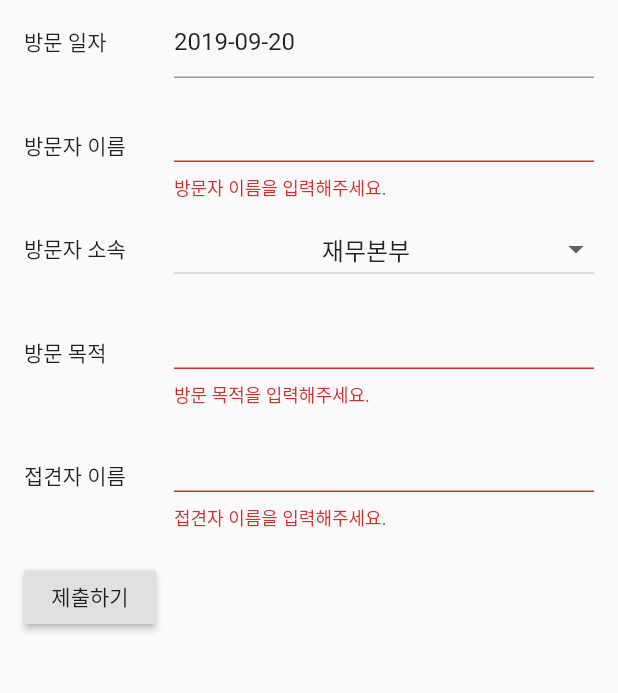
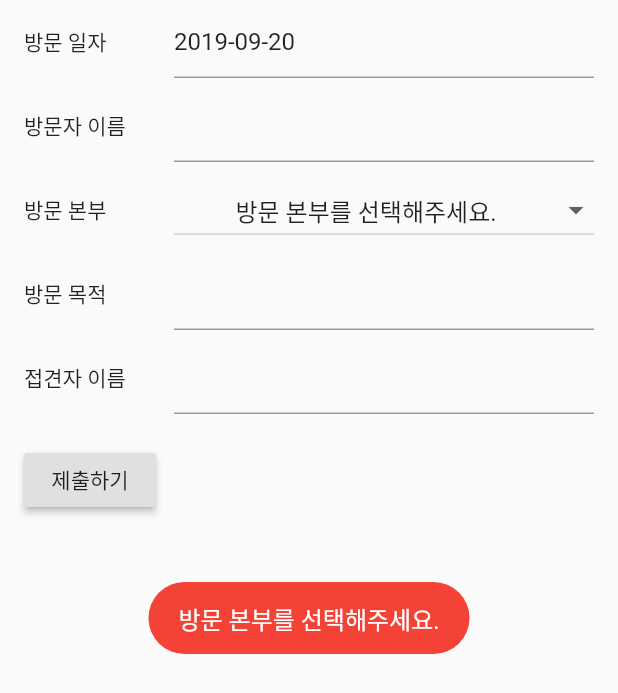
Before and after one commit to bonchangkoo/VisitorManagementApp, a Flutter app: the MyCustomForm widget shown alone on an empty page, opened directly, after a tap on "제출하기", on a phone screen of 412 x 824 dp. Shown: the top 693 px of the screen. Run offline on Flutter 3.47's test engine with Material 2 defaults, Android fonts, the phone set to English and light mode, and no system bars; our stand-ins replace fluttertoast.

Commit message:
DropBoxDownButton을 정리한다

```diff
--- a/lib/main.dart
+++ b/lib/main.dart
@@ -1,5 +1,6 @@
 import 'package:flutter/material.dart';
 import 'package:intl/intl.dart';
+import 'package:fluttertoast/fluttertoast.dart';
 
 void main() => runApp(MyApp());
 
@@ -45,9 +46,10 @@ class MyCustomFormState extends State<MyCustomForm> {
   //
   // Note: This is a GlobalKey<FormState>,
   // not a GlobalKey<MyCustomFormState>.
-  String dropdownValue = '재무본부';
   final _formKey = GlobalKey<FormState>();
+  String dropdownValue = "방문 본부를 선택해주세요.";
   var items = <String>[
+    '방문 본부를 선택해주세요.',
     '재무본부',
     '전략본부',
     '기술연구소',
@@ -120,7 +122,7 @@ class MyCustomFormState extends State<MyCustomForm> {
                   children: <Widget>[
                     Container(
                       width: 100,
-                      child: Text("방문자 소속"),
+                      child: Text("방문 본부"),
                     ),
                     Expanded(
                       child: DropdownButton<String>(
@@ -190,7 +192,18 @@ class MyCustomFormState extends State<MyCustomForm> {
                   onPressed: () {
                     // Validate returns true if the form is valid, or false
                     // otherwise.
-                    if (_formKey.currentState.validate()) {
+                    if (dropdownValue == items[0]) {
+                      Fluttertoast.showToast(
+                          msg: dropdownValue,
+                          toastLength: Toast.LENGTH_SHORT,
+                          gravity: ToastGravity.CENTER,
+                          timeInSecForIos: 1,
+                          backgroundColor: Colors.red,
+                          textColor: Colors.white,
+                          fontSize: 16.0
+                      );
+
+                    } else if (_formKey.currentState.validate()) {
                       // If the form is valid, display a Snackbar.
                       Scaffold.of(context)
                           .showSnackBar(SnackBar(content: Text('제출하는 중입니다.')));
--- a/pubspec.yaml
+++ b/pubspec.yaml
@@ -23,6 +23,7 @@ dependencies:
   # The following adds the Cupertino Icons font to your application.
   # Use with the CupertinoIcons class for iOS style icons.
   cupertino_icons: ^0.1.2
+  fluttertoast: ^3.1.3
   intl: 0.15.7
 
 dev_dependencies:
```
Also changed, not shown: pubspec.lock, 3 other files.
